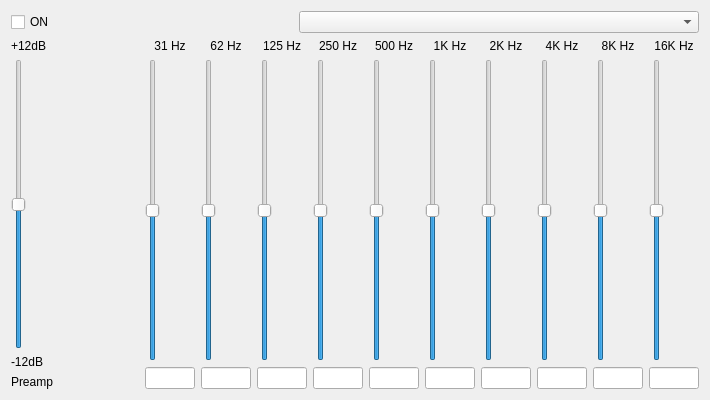
Above: src/xamp/widget/eqdialog.ui from billlin0904/xamp2 before the change. Below: the same form after it.
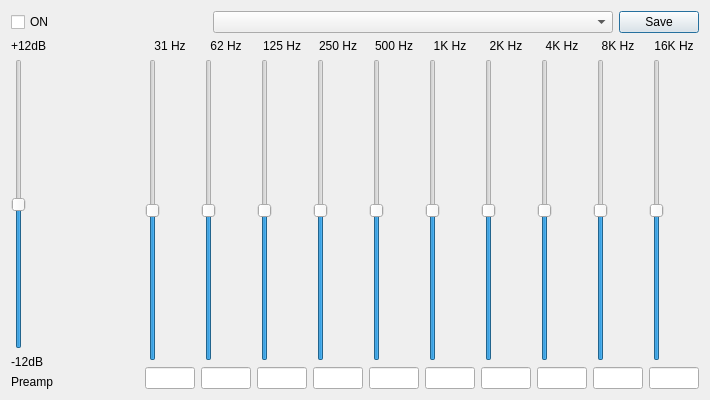
That is the form after the change.

Diff of the .ui file:
```diff
--- a/src/xamp/widget/eqdialog.ui
+++ b/src/xamp/widget/eqdialog.ui
@@ -64,6 +64,13 @@
        </property>
       </widget>
      </item>
+     <item>
+      <widget class="QPushButton" name="saveEqButton">
+       <property name="text">
+        <string>Save</string>
+       </property>
+      </widget>
+     </item>
     </layout>
    </item>
    <item>
```
